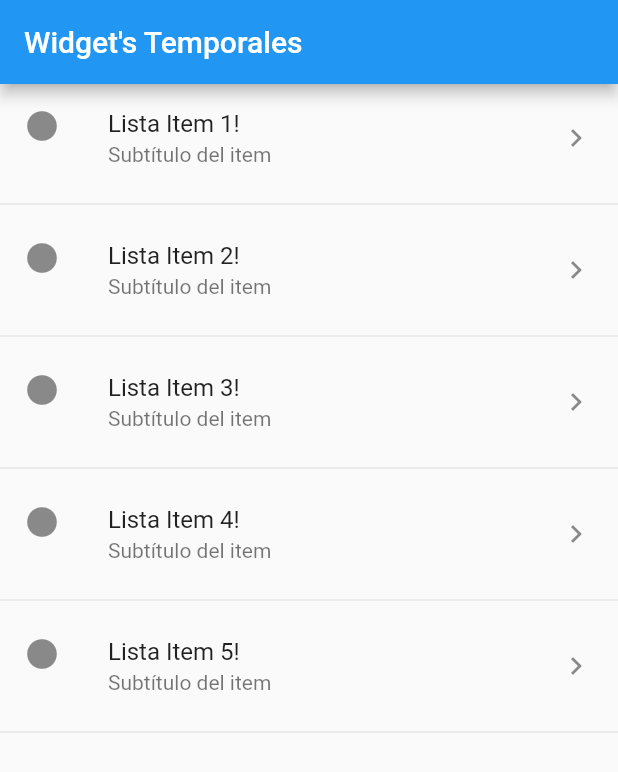
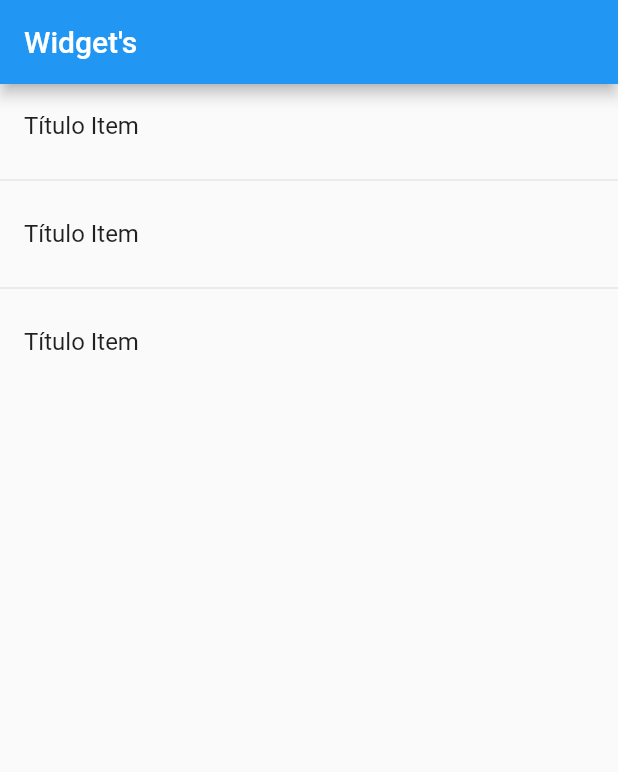
Before and after one commit to bayalad7/flutter-curso-widgets, a Flutter app: the screen it shows after launch, on a phone screen of 412 x 824 dp. Shown: the top 772 px of the screen. Run offline on Flutter 3.47's test engine with Material 2 defaults, Android fonts, the phone set to English and light mode, and no system bars.

Commit message:
feat(home and providers/menu): reading JSON files with class provider

```diff
--- a/lib/main.dart
+++ b/lib/main.dart
@@ -8,7 +8,8 @@
 
 import 'package:flutter/material.dart';
 
-import 'src/pages/home_tmp.dart';
+// import 'src/pages/home_tmp.dart';
+import 'src/pages/home.dart';
 
 void main() => runApp(MyApp());
 
@@ -18,7 +19,8 @@ class MyApp extends StatelessWidget {
     return MaterialApp(
       debugShowCheckedModeBanner: false,
       title: "Flutter Widget's",
-      home: PageHomeTmp(),
+      // home: PageHomeTmp(),
+      home: PageHome(),
     );
   }
 }
--- /dev/null
+++ b/lib/src/pages/home.dart
@@ -0,0 +1,40 @@
+import 'package:flutter/material.dart';
+
+import '../providers/menu.dart';
+
+class PageHome extends StatelessWidget {
+  @override
+  Widget build(BuildContext context) {
+    return Scaffold(
+      appBar: AppBar(
+        title: Text("Widget's"),
+      ),
+      body: _lista(),
+    );
+  }
+
+  Widget _lista() {
+    print(providerMenu.items);
+    providerMenu.cargarData();
+
+    return ListView(
+      children: _listaItems(),
+    );
+  }
+
+  List<Widget> _listaItems() {
+    return [
+      ListTile(
+        title: Text("Título Item"),
+      ),
+      Divider(),
+      ListTile(
+        title: Text("Título Item"),
+      ),
+      Divider(),
+      ListTile(
+        title: Text("Título Item"),
+      ),
+    ];
+  }
+}
--- a/pubspec.yaml
+++ b/pubspec.yaml
@@ -45,8 +45,8 @@ flutter:
   uses-material-design: true
 
   # To add assets to your application, add an assets section, like this:
-  # assets:
-  #   - images/a_dot_burr.jpeg
+  assets:
+    - data/menu.json
   #   - images/a_dot_ham.jpeg
 
   # An image asset can refer to one or more resolution-specific "variants", see
```
Also changed, not shown: data/menu.json (added, +20 -0 lines), lib/src/providers/menu.dart (added, +32 -0 lines).
